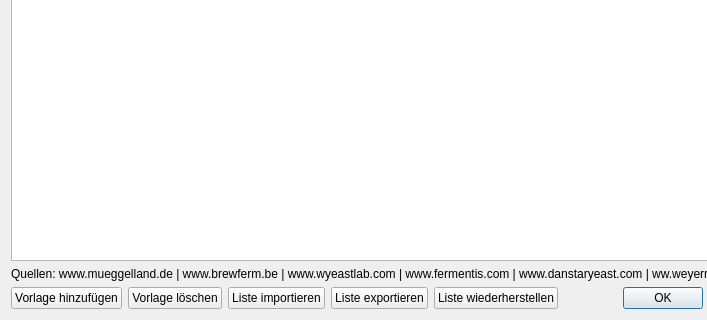
This is kleiner-brauhelfer/dialogs/dlgrohstoffvorlage.ui in kleiner-brauhelfer/kleiner-brauhelfer-2 as Qt 5 draws it before an edit; both pictures show x 0 to 707 and y 180 to 500 of the 800 by 500 pixel window. The edited form follows.
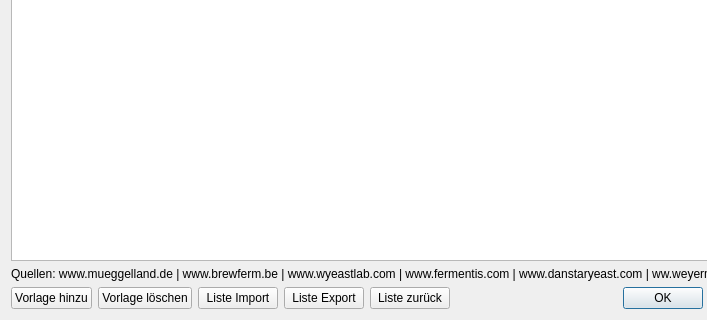
This is the edited form. Custom widgets are drawn as their Qt base class.

```diff
--- a/kleiner-brauhelfer/dialogs/dlgrohstoffvorlage.ui
+++ b/kleiner-brauhelfer/dialogs/dlgrohstoffvorlage.ui
@@ -94,7 +94,7 @@
            <string>&lt;html&gt;&lt;head/&gt;&lt;body&gt;&lt;p&gt;Mit diesem Button wird im obigen Feld Rohstoffvorlagen eine &lt;span style=&quot; font-weight:600;&quot;&gt;neue&lt;/span&gt;, vordefinierte &lt;span style=&quot; font-weight:600;&quot;&gt;Zeile&lt;/span&gt; hinzugefügt.&lt;/p&gt;&lt;/body&gt;&lt;/html&gt;</string>
           </property>
           <property name="text">
-           <string>Vorlage hinzufügen</string>
+           <string>Vorlage hinzu</string>
           </property>
          </widget>
         </item>
@@ -114,7 +114,7 @@
            <string>&lt;html&gt;&lt;head/&gt;&lt;body&gt;&lt;p&gt;Mit diesem Button werden im obigen Feld Rohstoffvorlagen neue, vordefinierte Rohstofflisten hinzugefügt. Aktuell sollte der Datensatz als semikolonseparierter csv-Datensatz mit den Feldern &lt;span style=&quot; font-weight:600;&quot;&gt;Name&lt;/span&gt;, &lt;span style=&quot; font-weight:600;&quot;&gt;Typ&lt;/span&gt;, &lt;span style=&quot; font-weight:600;&quot;&gt;Ausbeute&lt;/span&gt; und &lt;span style=&quot; font-weight:600;&quot;&gt;Farbe&lt;/span&gt; vorliegen.&lt;/p&gt;&lt;p&gt;Beispiel:&lt;/p&gt;&lt;p&gt;Name;Typ;Ausbeute;Farbe&lt;br/&gt;Honig;Honig;90;1&lt;br/&gt;;;;&lt;br/&gt;;;;&lt;/p&gt;&lt;p&gt;Ein Leerzeichen hinter dem Semikolon ist nicht nötig.&lt;/p&gt;&lt;/body&gt;&lt;/html&gt;</string>
           </property>
           <property name="text">
-           <string>Liste importieren</string>
+           <string>Liste Import</string>
           </property>
          </widget>
         </item>
@@ -124,7 +124,7 @@
            <string>&lt;html&gt;&lt;head/&gt;&lt;body&gt;&lt;p&gt;Mit diesem Button werden markierte Felder als Semikolon searierter csv-Datensatz exportiert. &lt;/p&gt;&lt;/body&gt;&lt;/html&gt;</string>
           </property>
           <property name="text">
-           <string>Liste exportieren</string>
+           <string>Liste Export</string>
           </property>
          </widget>
         </item>
@@ -134,7 +134,7 @@
            <string>&lt;html&gt;&lt;head/&gt;&lt;body&gt;&lt;p&gt;Mit diesem Button wird der vordefinierte &lt;span style=&quot; font-weight:600;&quot;&gt;Ausgangszustand&lt;/span&gt; für die Vorlagenerstellung wiederhergestellt.&lt;/p&gt;&lt;/body&gt;&lt;/html&gt;</string>
           </property>
           <property name="text">
-           <string>Liste wiederherstellen</string>
+           <string>Liste zurück</string>
           </property>
          </widget>
         </item>
```
Left out of the diff: 2 changed lines with no effect on the pictures.
